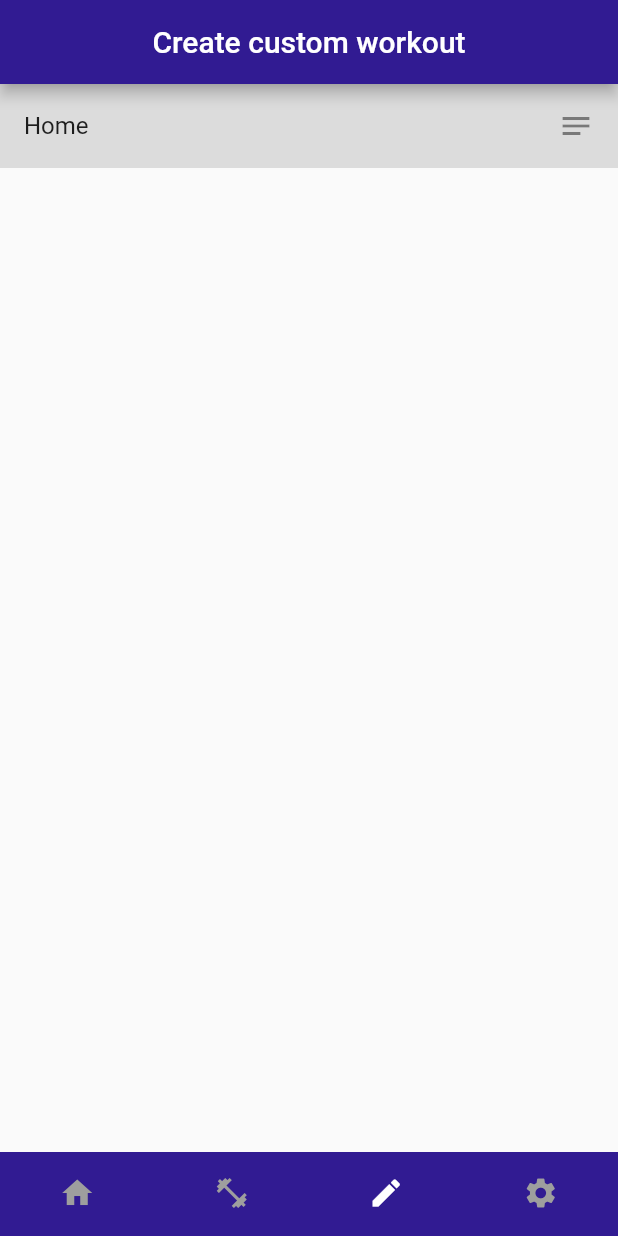
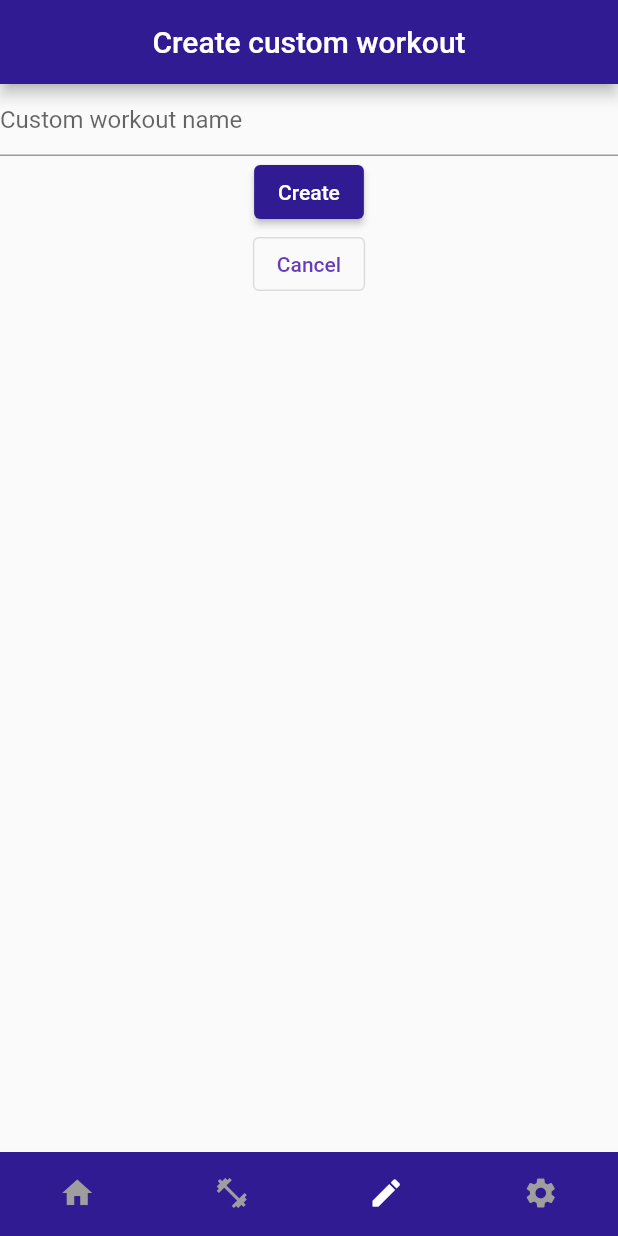
Before and after one commit to dolienn/body_optimizer, a Flutter app: the screen it shows after launch, item 3 of the bottom bar chosen, on a phone screen of 412 x 824 dp. Run offline on Flutter 3.47's test engine with Material 2 defaults, Android fonts, the light colour scheme and no system bars; our stand-ins replace google_fonts.

Commit message:
form list view usuwanie const w main page etc

```diff
--- a/lib/screens/mainpage.dart
+++ b/lib/screens/mainpage.dart
@@ -13,7 +13,7 @@ class MainPage extends StatefulWidget {
 
 class _MainPageState extends State<MainPage> {
   int currentIndex = 0;
-  List pages = [const MyHomePage(), const Workout(), const WorkoutCreator(), const Settings()];
+  List pages = [const MyHomePage(), const Workout(), WorkoutCreator(), const Settings()];
   void onTap(int index) {
     setState(() {
       currentIndex = index;
--- a/lib/screens/workoutcreator.dart
+++ b/lib/screens/workoutcreator.dart
@@ -1,7 +1,30 @@
+/*
+do zrobienia:
+nazwa cwiczenia
+możliwość dodawania ćwiczeń
+usuwanie ćwiczeń
+wejscie w drugi ekran w ktorym sa kategorie cwiczen
+nastepnie lista cwiczen
+wybieranie cwiczen i wstawiania
+
+
+trudne to bardzo :(
+ */
 import 'package:flutter/material.dart';
 
+class zmienne{
+  var iloscCwiczen = 0; //liczba jest dodawana kiedy uzytkownik dodaje cwiczenia
+  // jest uzywana do tworzenia cwiczen w liscie
+}
+
+//moze tworzyc klase o danych cwicenia ??? class cw nr 1 za pomoca jakiejs pentli a nastepnie var tytul var opis var link do zdj
+
 class WorkoutCreator extends StatelessWidget {
-  const WorkoutCreator({Key? key}) : super(key: key);
+  WorkoutCreator({Key? key}) : super(key: key);
+
+  final _formKey = GlobalKey<FormState>();
+
+
 
   @override
   Widget build(BuildContext context) {
@@ -9,27 +32,65 @@ class WorkoutCreator extends StatelessWidget {
       title: '_title',
       home: Scaffold(
         appBar: AppBar(title: const Text('Create custom workout'), centerTitle: true, backgroundColor: Colors.deepPurple.shade900),
-        body:  Container(
+        body: Column(
+          children: [
+            Form(
+               key: _formKey,
+               child: Column(
+                 children: [
+                   TextFormField(
+                     //jakoś text w tym wyśrodkować
+                     decoration: const InputDecoration(
+                     //icon: Icon(Icons.person),
+                     hintText: 'Custom workout name'
+                   ),
+                     onSaved: (String? value) {
+                       // This optional block of code can be used to run
+                       // code when the user saves the form.
+                     },
+                     //tutaj dać, że nazwa workoutu nie może być pusta (oraz może, że nie może być dłuższa niż x znaków
+                     validator: (String? value) {
+                       return (value != null && value.contains('@')) ? 'Workout name must not be empty!' : null;
+                     },
+                   ),
+                   //ten przycisk dać na sam dół do zapisywania wszystkiego na tej stronie
+                   ElevatedButton(
+                     style: ButtonStyle(
+                       backgroundColor: MaterialStatePropertyAll<Color>(Colors.deepPurple.shade900),
+                     ),
+                     //onPressed: zapisz cały workout
+                     onPressed: () {},
+                     child: const Text('Create'),
+                   ),
+                   //ten przycisk dać obok zamiast pod
+                    OutlinedButton(onPressed: () {}, child: const Text('Cancel', style: TextStyle(color: Colors.deepPurple),)),
+                 ],
+             ),
 
-          child: ListView(
+          //tutaj jakos form dac dla nazwy workoutu
+          /*ListView(
             scrollDirection: Axis.vertical,
             children: <Widget>[
               //tutaj będą dodawane ćwiczenia od klienta
+              //dać jakieś id aby móc dodawać tutaj container list tile?
               Container(
                 width: 150.0,
                 color: Colors.black12,
                 child: Stack(
                   children: <Widget>[
                     ListTile(
-                      title: Text('Home'),
+                      leading: Icon(Icons.recycling), //znalesc kosz
+                      title: Text('Exercise'),
                       trailing: Icon(Icons.notes),
                     ),
                   ],
                 ),
               ),
-            ],
+            ],*/
           ),
-
+          ],
+          //tutaj przyciski dodaj cwiczenie, odrzuc/zapisz zmiany
+          //nastepnie strony do dodawania cwiczen
         ),
 
 
@@ -37,3 +98,10 @@ class WorkoutCreator extends StatelessWidget {
     );
   }
 }
+
+
+
+
+
+
+//a
```
